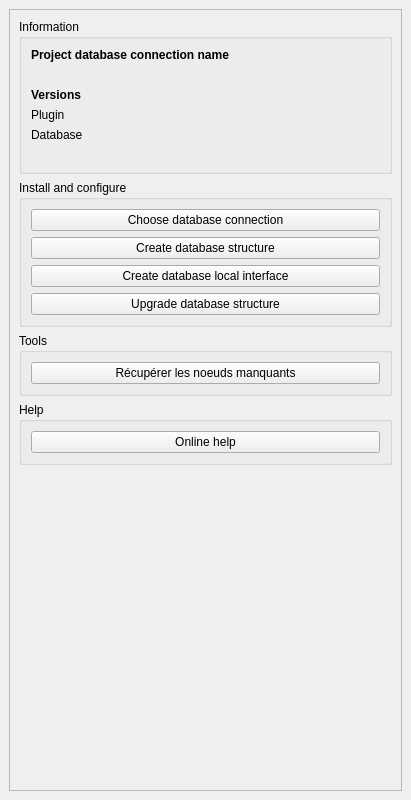
The window that stareau/resources/ui/dockwidget_base.ui (3liz/qgis-stareau-plugin) describes before a commit, drawn with Qt 5.
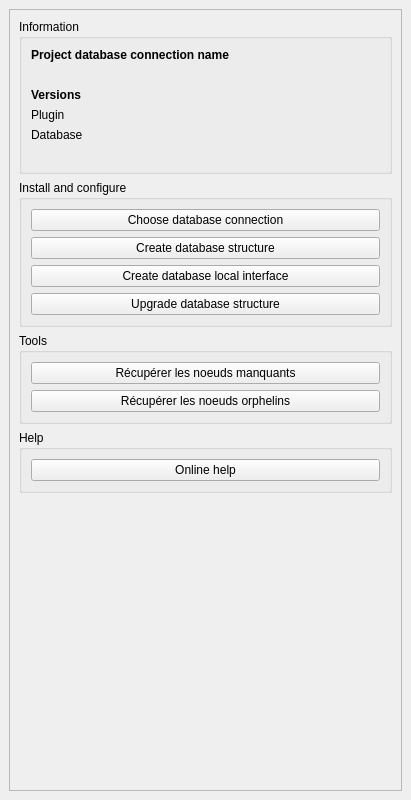
The same window after the commit.

Commit message: Algo Noeuds orphelins

Patch:
```diff
--- a/stareau/resources/ui/dockwidget_base.ui
+++ b/stareau/resources/ui/dockwidget_base.ui
@@ -177,6 +177,13 @@
              </property>
             </widget>
            </item>
+           <item>
+            <widget class="QPushButton" name="button_noeud_orphelin">
+             <property name="text">
+              <string>Récupérer les noeuds orphelins</string>
+             </property>
+            </widget>
+           </item>
           </layout>
          </widget>
         </item>
```
The commit also changes 5 other files.
